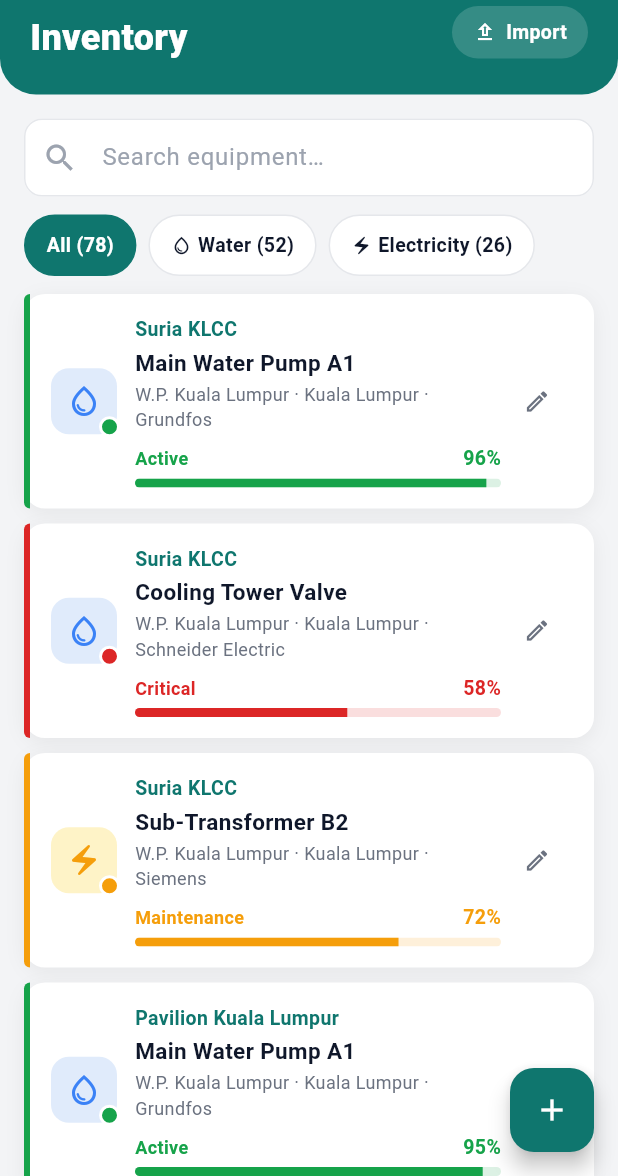
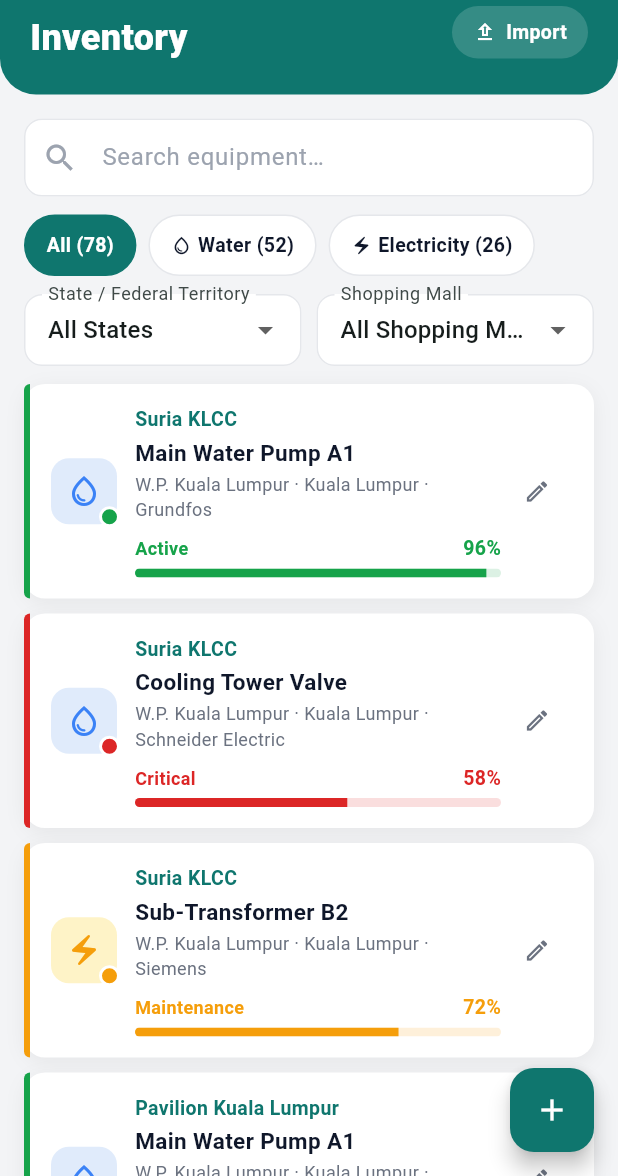
Before and after one commit to TanZhengYang0912/Mobile-Assignmnet, a Flutter app: the InventoryScreen screen opened directly, on a phone screen of 412 x 824 dp, the part 60-1236 px from its top. Run offline on Flutter 3.47's test engine with Material 3 defaults, Android fonts, the phone set to English and light mode, and no system bars; our stand-ins replace csv, fl_chart, supabase_flutter; accounts and stored records are empty.

Commit message:
Add cascading inventory location filters

```diff
--- a/lib/modules/dataset/screens/inventory_screen.dart
+++ b/lib/modules/dataset/screens/inventory_screen.dart
@@ -5,6 +5,7 @@ import '../../../theme/tokens.dart';
 import '../../auth/state/auth_state.dart';
 import '../state/dataset_state.dart';
 import '../models/models.dart';
+import '../services/inventory_filter.dart';
 import 'equipment_detail_screen.dart';
 import 'node_form_screen.dart';
 
@@ -21,6 +22,7 @@ class _InventoryScreenState extends State<InventoryScreen> {
   String _searchQuery = '';
   String _selectedUtility = 'All';
   late String _selectedState;
+  String _selectedFacility = 'All';
   final _searchController = TextEditingController();
 
   @override
@@ -44,24 +46,19 @@ class _InventoryScreenState extends State<InventoryScreen> {
     final nodes = state.nodes;
     final waterCount = nodes.where((n) => n.utilityType == 'Water').length;
     final elecCount = nodes.where((n) => n.utilityType == 'Electricity').length;
+    final stateOptions = _stateOptions(nodes);
+    final facilityOptions = [
+      'All',
+      ...facilitiesForState(nodes, _selectedState),
+    ];
 
-    final displayNodes = nodes.where((node) {
-      if (_selectedState != 'All' && node.zoneId != _selectedState) {
-        return false;
-      }
-      if (_selectedUtility != 'All' && node.utilityType != _selectedUtility) {
-        return false;
-      }
-      if (_searchQuery.isNotEmpty) {
-        final query = _searchQuery.toLowerCase();
-        return node.nodeName.toLowerCase().contains(query) ||
-            (node.zoneId ?? '').toLowerCase().contains(query) ||
-            (node.facilityName ?? '').toLowerCase().contains(query) ||
-            (node.facilityCity ?? '').toLowerCase().contains(query) ||
-            (node.manufacturer?.toLowerCase().contains(query) ?? false);
-      }
-      return true;
-    }).toList();
+    final displayNodes = filterEquipmentNodes(
+      nodes: nodes,
+      state: _selectedState,
+      facility: _selectedFacility,
+      utility: _selectedUtility,
+      query: _searchQuery,
+    ).nodes;
 
     return Scaffold(
       backgroundColor: AppColors.canvas,
@@ -79,11 +76,38 @@ class _InventoryScreenState extends State<InventoryScreen> {
                   padding: const EdgeInsets.fromLTRB(16, 12, 16, 0),
                   child: _filterChips(nodes.length, waterCount, elecCount),
                 ),
-                if (_selectedState != 'All')
-                  Padding(
-                    padding: const EdgeInsets.fromLTRB(16, 10, 16, 0),
-                    child: _stateFilterChip(),
+                Padding(
+                  padding: const EdgeInsets.fromLTRB(16, 12, 16, 0),
+                  child: Row(
+                    children: [
+                      Expanded(
+                        child: _locationDropdown(
+                          label: 'State / Federal Territory',
+                          value: _selectedState,
+                          items: stateOptions,
+                          displayAll: 'All States',
+                          onChanged: (value) {
+                            setState(() {
+                              _selectedState = value ?? 'All';
+                              _selectedFacility = 'All';
+                            });
+                          },
+                        ),
+                      ),
+                      const SizedBox(width: 10),
+                      Expanded(
+                        child: _locationDropdown(
+                          label: 'Shopping Mall',
+                          value: _selectedFacility,
+                          items: facilityOptions,
+                          displayAll: 'All Shopping Malls',
+                          onChanged: (value) => setState(
+                              () => _selectedFacility = value ?? 'All'),
+                        ),
+                      ),
+                    ],
                   ),
+                ),
                 const SizedBox(height: 12),
                 if (displayNodes.isEmpty)
                   const Padding(
@@ -283,21 +307,46 @@ Backup Generator 2,Electricity,Kelantan,Kota Bharu,AEON Mall Kota Bharu,Honda,Ac
     );
   }
 
-  Widget _stateFilterChip() {
-    return Align(
-      alignment: Alignment.centerLeft,
-      child: InputChip(
-        avatar: const Icon(Icons.location_on_outlined, size: 16),
-        label: Text('State: $_selectedState'),
-        onDeleted: () => setState(() => _selectedState = 'All'),
-        deleteIcon: const Icon(Icons.close, size: 16),
-        backgroundColor: AppColors.adminPrimary.withValues(alpha: 0.1),
-        side: BorderSide.none,
-        labelStyle: const TextStyle(
-          color: AppColors.adminPrimary,
-          fontWeight: FontWeight.w700,
-        ),
+  List<String> _stateOptions(List<EquipmentNode> nodes) {
+    final states = nodes
+        .map((node) => node.zoneId)
+        .whereType<String>()
+        .toSet()
+        .toList()
+      ..sort();
+    if (_selectedState != 'All' && !states.contains(_selectedState)) {
+      states.insert(0, _selectedState);
+    }
+    return ['All', ...states];
+  }
+
+  Widget _locationDropdown({
+    required String label,
+    required String value,
+    required List<String> items,
+    required String displayAll,
+    required ValueChanged<String?> onChanged,
+  }) {
+    return DropdownButtonFormField<String>(
+      key: ValueKey('$label-$value'),
+      initialValue: value,
+      isExpanded: true,
+      decoration: InputDecoration(
+        labelText: label,
+        isDense: true,
+        contentPadding:
+            const EdgeInsets.symmetric(horizontal: 12, vertical: 12),
       ),
+      items: items
+          .map((item) => DropdownMenuItem<String>(
+                value: item,
+                child: Text(
+                  item == 'All' ? displayAll : item,
+                  overflow: TextOverflow.ellipsis,
+                ),
+              ))
+          .toList(),
+      onChanged: onChanged,
     );
   }
 
```
Also changed, not shown: 1 other file.
